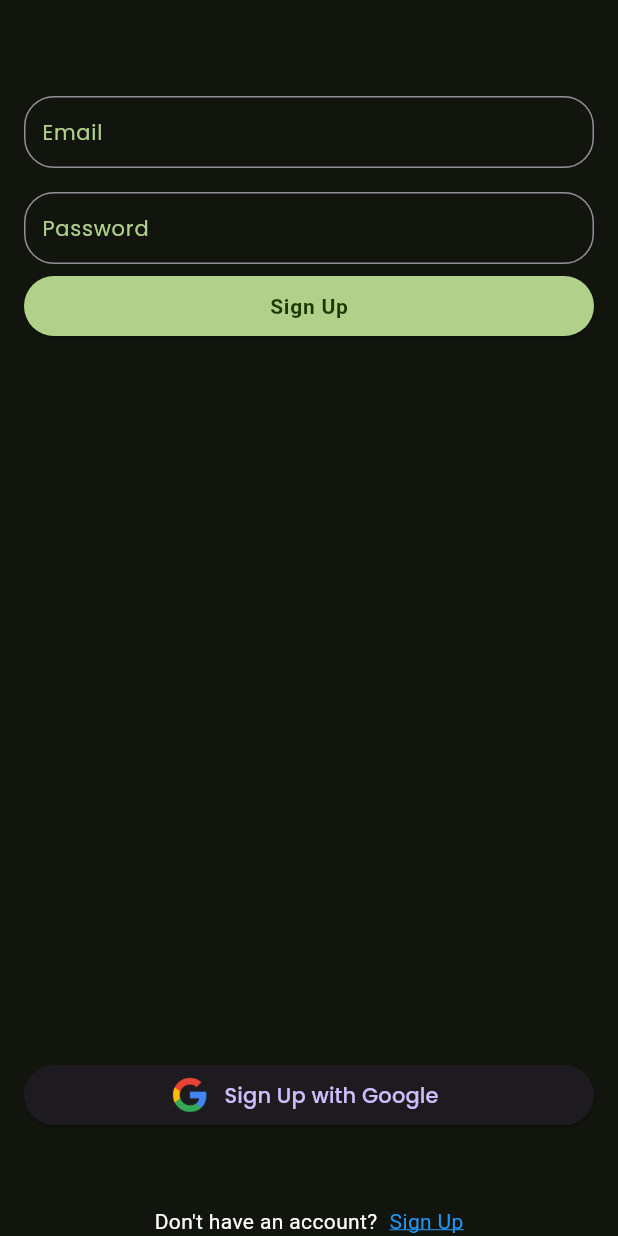
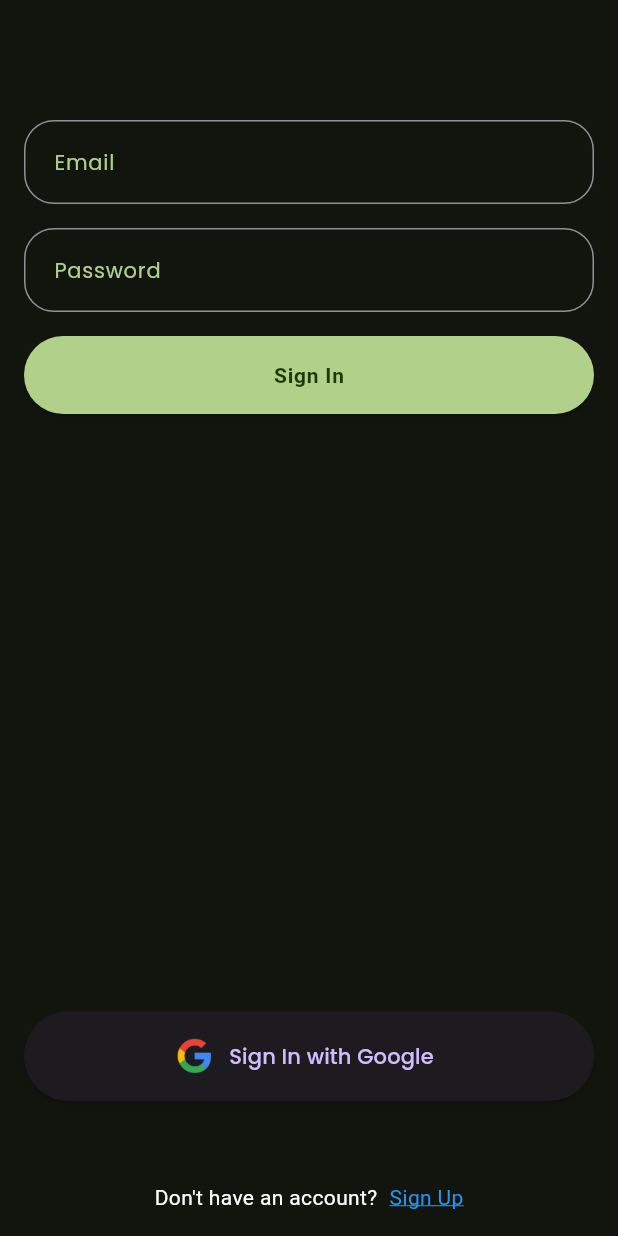
Before and after one commit to Zeref101/Next-Stop, a Flutter app: the screen it shows after launch, after a tap on "Sign In", on a phone screen of 412 x 824 dp. Run offline on Flutter 3.47's test engine with Material 3 defaults, Android fonts, the phone set to English and light mode, and no system bars.

Commit message:
feat: Increase padding in sign up form fields
The commit increases the vertical and horizontal padding in the sign up form fields to improve the spacing and make it more visually appealing.

```diff
--- a/lib/screens/sign_in.dart
+++ b/lib/screens/sign_in.dart
@@ -47,13 +47,13 @@ class _SignInScreen extends State<SignInScreen> {
                 mainAxisAlignment: MainAxisAlignment.center,
                 crossAxisAlignment: CrossAxisAlignment.center,
                 children: [
-                  const SizedBox(height: 16),
+                  const SizedBox(height: 32),
                   TextFormField(
                     controller: _emailController,
                     decoration: InputDecoration(
                         labelText: 'Email',
                         contentPadding: EdgeInsets.symmetric(
-                            vertical: 8.0, horizontal: 8.0),
+                            vertical: 16.0, horizontal: 16.0),
                         labelStyle: const TextStyle(
                             color: Pallet.primaryColor,
                             fontFamily: 'Poppins',
@@ -73,7 +73,7 @@ class _SignInScreen extends State<SignInScreen> {
                     decoration: InputDecoration(
                         labelText: 'Password',
                         contentPadding: EdgeInsets.symmetric(
-                            vertical: 8.0, horizontal: 8.0),
+                            vertical: 16.0, horizontal: 16.0),
                         labelStyle: const TextStyle(
                             color: Pallet.primaryColor,
                             fontFamily: 'Poppins',
@@ -89,13 +89,13 @@ class _SignInScreen extends State<SignInScreen> {
                     obscureText: true, // Hides the password
                   ),
                   Padding(
-                    padding: const EdgeInsets.only(top: 4.0),
+                    padding: const EdgeInsets.only(top: 16.0),
                     child: SizedBox(
                       width: double.infinity,
                       child: ElevatedButton(
                         onPressed: _handleSubmit,
                         child: const Text(
-                          'Sign Up',
+                          'Sign In',
                           style: TextStyle(
                               color: Pallet.onPrimaryColor,
                               letterSpacing: 0.5,
@@ -105,7 +105,9 @@ class _SignInScreen extends State<SignInScreen> {
                             backgroundColor:
                                 WidgetStateProperty.all(Pallet.primaryColor),
                             overlayColor: WidgetStateProperty.all(
-                                Pallet.onHoldButtonColor.withOpacity(0.5))),
+                                Pallet.onHoldButtonColor.withOpacity(0.5)),
+                            padding: WidgetStateProperty.all(
+                                EdgeInsets.symmetric(vertical: 16))),
                       ),
                     ),
                   )
@@ -120,7 +122,7 @@ class _SignInScreen extends State<SignInScreen> {
                     left: 16.0, right: 16.0, bottom: 54.0),
                 child: SizedBox(
                     width: double.infinity,
-                    height: 40,
+                    height: 60,
                     child: InkWell(
                       onLongPress: () {
                         // print("Long Pressed");
@@ -138,7 +140,7 @@ class _SignInScreen extends State<SignInScreen> {
                             height: 30,
                           ),
                           label: const Text(
-                            "Sign Up with Google",
+                            "Sign In with Google",
                             style:
                                 TextStyle(fontSize: 14, fontFamily: 'Poppins'),
                           ),
@@ -146,7 +148,9 @@ class _SignInScreen extends State<SignInScreen> {
                       ),
                     )),
               ),
-              Row(
+              Padding(
+                padding: const EdgeInsets.only(bottom: 16),
+                child: Row(
                   mainAxisAlignment: MainAxisAlignment.center,
                   crossAxisAlignment: CrossAxisAlignment.center,
                   children: [
@@ -157,7 +161,8 @@ class _SignInScreen extends State<SignInScreen> {
                     InkWell(
                       onTap: () {
                         Navigator.of(context).pushReplacement(PageRouteBuilder(
-                        pageBuilder: (context, animation, secondaryAnimation) =>
+                          pageBuilder: (context, animation,
+                                  secondaryAnimation) =>
                               SignUpScreen(), // Replace SignUpScreen with the actual class of your sign-up screen
                           transitionsBuilder:
                               (context, animation, secondaryAnimation, child) {
@@ -185,6 +190,7 @@ class _SignInScreen extends State<SignInScreen> {
                       ),
                     )
                   ],
+                ),
               )
             ],
           ),
--- a/lib/screens/sign_up.dart
+++ b/lib/screens/sign_up.dart
@@ -54,7 +54,7 @@ class _SignUpScreen extends State<SignUpScreen> {
                     decoration: InputDecoration(
                         labelText: 'Username',
                         contentPadding: EdgeInsets.symmetric(
-                            vertical: 8.0, horizontal: 8.0),
+                            vertical: 16.0, horizontal: 16.0),
                         labelStyle: const TextStyle(
                             color: Pallet.primaryColor,
                             fontFamily: 'Poppins',
@@ -73,7 +73,7 @@ class _SignUpScreen extends State<SignUpScreen> {
                     decoration: InputDecoration(
                         labelText: 'Email',
                         contentPadding: EdgeInsets.symmetric(
-                            vertical: 8.0, horizontal: 8.0),
+                            vertical: 16.0, horizontal: 16.0),
                         labelStyle: const TextStyle(
                             color: Pallet.primaryColor,
                             fontFamily: 'Poppins',
@@ -93,7 +93,7 @@ class _SignUpScreen extends State<SignUpScreen> {
                     decoration: InputDecoration(
                         labelText: 'Password',
                         contentPadding: EdgeInsets.symmetric(
-                            vertical: 8.0, horizontal: 8.0),
+                            vertical: 16.0, horizontal: 16.0),
                         labelStyle: const TextStyle(
                             color: Pallet.primaryColor,
                             fontFamily: 'Poppins',
@@ -109,7 +109,7 @@ class _SignUpScreen extends State<SignUpScreen> {
                     obscureText: true, // Hides the password
                   ),
                   Padding(
-                    padding: const EdgeInsets.only(top: 4.0),
+                    padding: const EdgeInsets.only(top: 16.0),
                     child: SizedBox(
                       width: double.infinity,
                       child: ElevatedButton(
@@ -122,6 +122,8 @@ class _SignUpScreen extends State<SignUpScreen> {
                               fontWeight: FontWeight.bold),
                         ),
                         style: ButtonStyle(
+                            padding: WidgetStateProperty.all(
+                                EdgeInsets.symmetric(vertical: 16)),
                             backgroundColor:
                                 WidgetStateProperty.all(Pallet.primaryColor),
                             overlayColor: WidgetStateProperty.all(
@@ -140,7 +142,7 @@ class _SignUpScreen extends State<SignUpScreen> {
                     left: 16.0, right: 16.0, bottom: 54.0),
                 child: SizedBox(
                     width: double.infinity,
-                    height: 40,
+                    height: 60,
                     child: InkWell(
                       onLongPress: () {
                         // print("Long Pressed");
@@ -166,7 +168,9 @@ class _SignUpScreen extends State<SignUpScreen> {
                       ),
                     )),
               ),
-              Row(
+              Padding(
+                padding: const EdgeInsets.only(bottom: 16),
+                child: Row(
                   mainAxisAlignment: MainAxisAlignment.center,
                   crossAxisAlignment: CrossAxisAlignment.center,
                   children: [
@@ -177,7 +181,8 @@ class _SignUpScreen extends State<SignUpScreen> {
                     InkWell(
                       onTap: () {
                         Navigator.of(context).pushReplacement(PageRouteBuilder(
-                        pageBuilder: (context, animation, secondaryAnimation) =>
+                          pageBuilder: (context, animation,
+                                  secondaryAnimation) =>
                               SignInScreen(), // Replace SignUpScreen with the actual class of your sign-up screen
                           transitionsBuilder:
                               (context, animation, secondaryAnimation, child) {
@@ -205,6 +210,7 @@ class _SignUpScreen extends State<SignUpScreen> {
                       ),
                     )
                   ],
+                ),
               )
             ],
           ),
```
Lines whose indentation alone changed are shown as unchanged.
